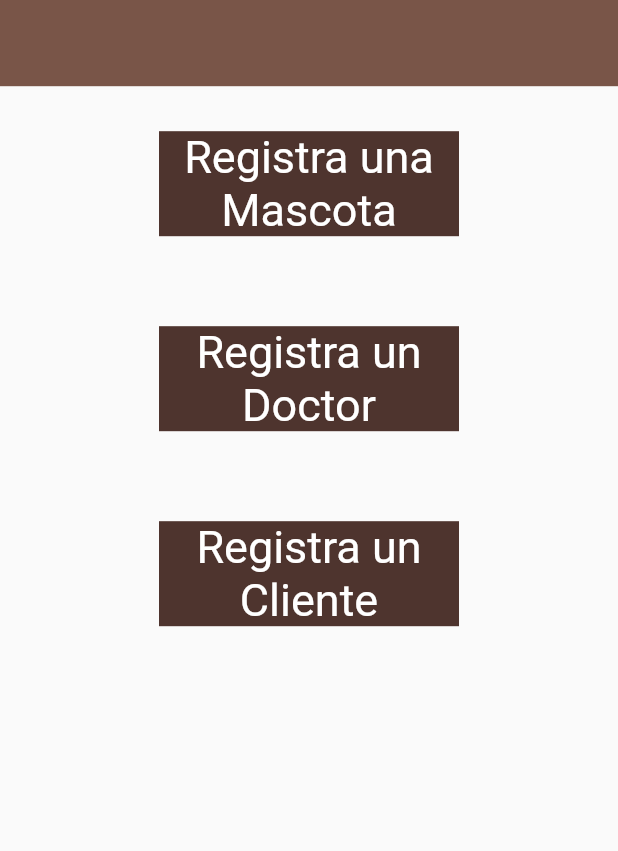
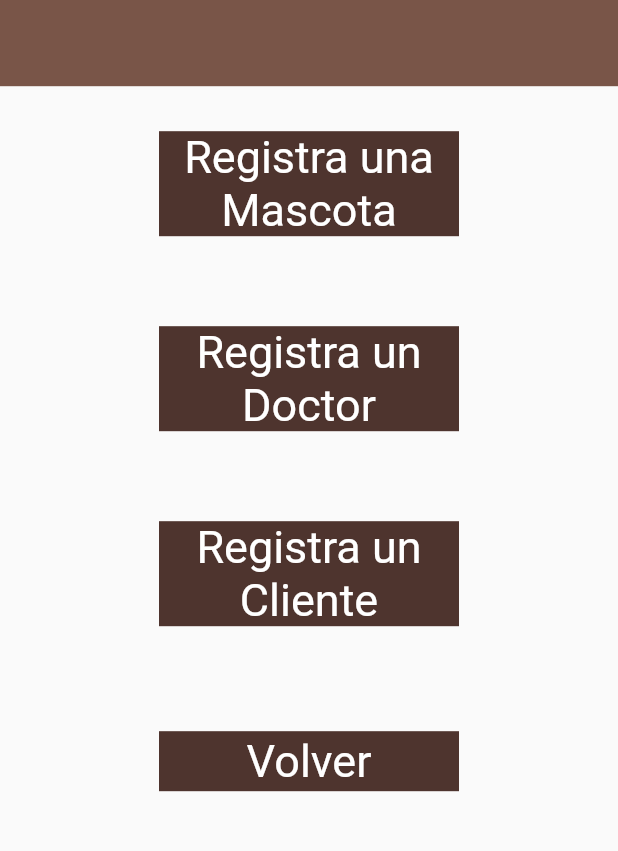
Before and after one commit to valentinaache/Veterinaria, a Flutter app: the Register screen opened by its route, on a phone screen of 412 x 824 dp, the part 161-1012 px from its top. Run offline on Flutter 3.47's test engine with Material 2 defaults, Android fonts, the phone set to English and light mode, and no system bars; our stand-ins replace google_fonts; Roboto replaces fonts that are missing (Acme).

```diff
--- a/lib/form.dart
+++ b/lib/form.dart
@@ -122,9 +122,6 @@ class MyCustomFormState extends State<MyCustomForm> {
                   horizontal: 10,
                 ),
                 decoration: BoxDecoration(
-                  borderRadius: BorderRadius.all(
-                    Radius.circular(5),
-                  ),
                   color: Colors.brown[800],
                 ),
                 child: InkWell(
--- a/lib/landing_register.dart
+++ b/lib/landing_register.dart
@@ -18,7 +18,8 @@ class _RegisterState extends State<Register> {
   @override
   Widget build(BuildContext context) {
     return Scaffold(
-      body: Column(
+      body: SingleChildScrollView(
+              child: Column(
           children: [
             CustomAppBar(),
             InkWell(
@@ -80,7 +81,33 @@ class _RegisterState extends State<Register> {
                 ),
               ),
             ),
+            Padding(
+              padding: EdgeInsets.all(40),
+              child: Container(
+                height: 40,
+                width: 200,
+                padding: EdgeInsets.symmetric(
+                  horizontal: 10,
+                ),
+                decoration: BoxDecoration(
+                  color: Colors.brown[800],
+                ),
+                child: InkWell(
+                  onTap: () {
+                    Navigator.pushNamed(context, '/main_menu');
+                  },
+                  child: Center(
+                    child: Text(
+                      "Volver",
+                      textAlign: TextAlign.center,
+                      style: decor,
+                    ),
+                  ),
+                ),
+              ),
+            ),
           ],
+        ),
       ),
     );
   }
--- a/lib/pet_in.dart
+++ b/lib/pet_in.dart
@@ -84,9 +84,6 @@ class _PetInState extends State<PetIn> {
                           horizontal: 10,
                         ),
                         decoration: BoxDecoration(
-                          borderRadius: BorderRadius.all(
-                            Radius.circular(5),
-                          ),
                           color: Colors.brown[800],
                         ),
                         child: InkWell(
@@ -115,9 +112,6 @@ class _PetInState extends State<PetIn> {
                 horizontal: 10,
               ),
               decoration: BoxDecoration(
-                borderRadius: BorderRadius.all(
-                  Radius.circular(5),
-                ),
                 color: Colors.brown[800],
               ),
               child: InkWell(
--- a/lib/pet_out.dart
+++ b/lib/pet_out.dart
@@ -73,9 +73,6 @@ class _PetOutState extends State<PetOut> {
                           horizontal: 10,
                         ),
                         decoration: BoxDecoration(
-                          borderRadius: BorderRadius.all(
-                            Radius.circular(5),
-                          ),
                           color: Colors.brown[800],
                         ),
                         child: InkWell(
@@ -104,9 +101,6 @@ class _PetOutState extends State<PetOut> {
                 horizontal: 10,
               ),
               decoration: BoxDecoration(
-                borderRadius: BorderRadius.all(
-                  Radius.circular(5),
-                ),
                 color: Colors.brown[800],
               ),
               child: InkWell(
```
Also changed, not shown: lib/Vet.dart (+0 -9 lines). Lines whose indentation alone changed are shown as unchanged.
